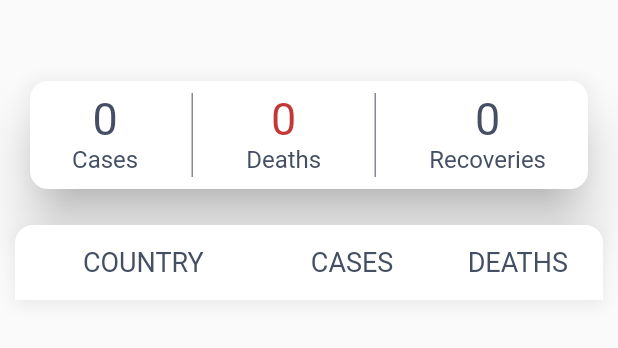
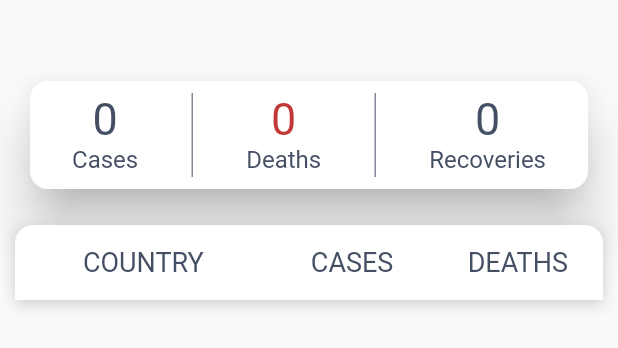
Before and after one commit to Brian-Rojas/Coronavirus, a Flutter app: the Chart widget shown alone on an empty page, opened directly, on a phone screen of 412 x 824 dp. Shown: the top 348 px of the screen. Run offline on Flutter 3.47's test engine with Material 2 defaults, Android fonts, the phone set to English and light mode, and no system bars; our stand-ins replace auto_size_text, cloud_firestore, date_format, expandable, google_maps_flutter, location; accounts and stored records are empty.

Commit message:
fixed issues with shadow in table

```diff
--- a/lib/chart.dart
+++ b/lib/chart.dart
@@ -44,7 +44,7 @@ class _ChartState extends State<Chart> {
   Widget build(BuildContext context) {
     return Container(
       // color: Colors.red,
-      //  color: Colors.white,
+      // color: Colors.white,
       height: MediaQuery.of(context).size.height,
       child: Column(
         children: <Widget>[
@@ -58,10 +58,10 @@ class _ChartState extends State<Chart> {
           Container(
               // color: Colors.transparent,
               // color: Colors.yellow,
+              margin: EdgeInsets.symmetric(horizontal: 10),
               alignment: Alignment.topCenter,
-              // height: MediaQuery.of(context).size.height - 283,
-              height: MediaQuery.of(context).size.height - 257,
-              width: double.infinity,
+              height: MediaQuery.of(context).size.height - 283,
+              width: MediaQuery.of(context).size.width,
               child: StreamBuilder(
                 stream: Firestore.instance
                     .collection('locations')
@@ -71,7 +71,7 @@ class _ChartState extends State<Chart> {
                   if (!snapshot.hasData) return const Text('Loading...');
                   getSums();
                   return ListView.builder(
-                    padding: EdgeInsets.symmetric(horizontal: 10),
+                    padding: EdgeInsets.symmetric(horizontal: 0),
                     itemCount: snapshot.data.documents.length,
                     itemBuilder: (context, index) =>
                         _buildListItem(context, snapshot.data.documents[index]),
@@ -80,7 +80,6 @@ class _ChartState extends State<Chart> {
               )),
         ],
       ),
-
     );
   }
 }
--- a/lib/widgets/table_item.dart
+++ b/lib/widgets/table_item.dart
@@ -71,8 +71,7 @@ class TableItem extends StatelessWidget {
                               color: Colors.grey.withOpacity(0.5),
                               spreadRadius: 0,
                               blurRadius: 0,
-                              offset:
-                                  Offset(0.5, 0.5),
+                              offset: Offset(0.5, 0.5),
                             ),
                           ],
                         ),
--- a/lib/widgets/table_title.dart
+++ b/lib/widgets/table_title.dart
@@ -21,7 +21,7 @@ class TableTitle extends StatelessWidget {
           decoration: BoxDecoration(
             boxShadow: [
               BoxShadow(
-                color: Colors.grey.withOpacity(0.2),
+                color: Colors.grey.withOpacity(0.5),
                 spreadRadius: 0,
                 blurRadius: 8,
                 offset: Offset(0, 3),
@@ -30,7 +30,8 @@ class TableTitle extends StatelessWidget {
           ),
           child: ClipRRect(
             // borderRadius: BorderRadius.circular(12.0),
-            borderRadius: BorderRadius.only(topLeft: Radius.circular(12), topRight: Radius.circular(12)),
+            borderRadius: BorderRadius.only(
+                topLeft: Radius.circular(12), topRight: Radius.circular(12)),
 
             child: Container(
               height: 50,
```
